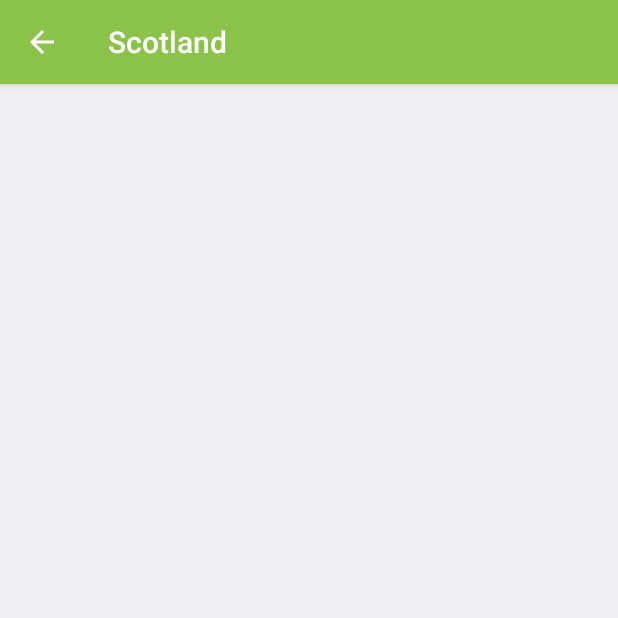
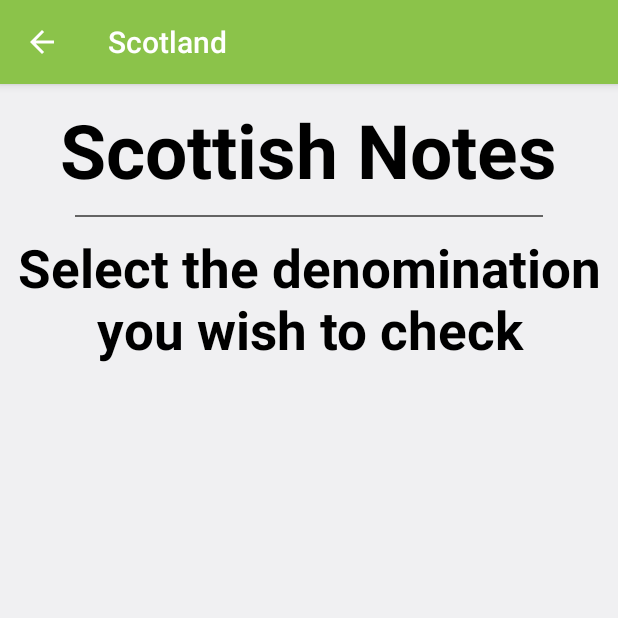
Before and after one commit to DominicClifford/BankNoteChecker, an Android app: the Page_Scotland screen opened directly, with no data from a screen before it, on a phone screen of 412 x 824 dp, the top half of it. Run offline under Robolectric (Android 15) with nearby library versions, the phone set to English and light mode, and no system bars.

Commit message:
Content Added to Scottish page

```diff
--- a/app/src/main/java/com/example/banknotechecker/Page_Home.java
+++ b/app/src/main/java/com/example/banknotechecker/Page_Home.java
@@ -47,6 +47,7 @@ public class Page_Home extends AppCompatActivity {
             }
         });
 
+
     }
 
 
--- a/app/src/main/res/layout/page_scotland.xml
+++ b/app/src/main/res/layout/page_scotland.xml
@@ -1,10 +1,57 @@
 <?xml version="1.0" encoding="utf-8"?>
-<android.support.constraint.ConstraintLayout
-    xmlns:android="http://schemas.android.com/apk/res/android"
+<android.support.constraint.ConstraintLayout xmlns:android="http://schemas.android.com/apk/res/android"
     xmlns:tools="http://schemas.android.com/tools"
     android:layout_width="match_parent"
     android:layout_height="match_parent"
+    xmlns:app="http://schemas.android.com/apk/res-auto"
     tools:context=".Page_Scotland"
     android:background="@color/background">
 
+    <ScrollView
+        android:layout_width="match_parent"
+        android:layout_height="match_parent">
+
+        <LinearLayout
+            android:layout_width="match_parent"
+            android:layout_height="wrap_content"
+            android:orientation="vertical"
+            android:gravity="center"
+            app:layout_constraintTop_toTopOf="parent">
+
+            <TextView
+                android:layout_width="wrap_content"
+                android:layout_height="wrap_content"
+                android:layout_marginTop="10dp"
+                android:text="@string/TitleScot"
+                android:textAlignment="center"
+                android:textColor="@color/textColour"
+                android:textSize="50sp"
+                android:textStyle="bold"/>
+
+            <View
+                android:layout_width="wrap_content"
+                android:layout_height="1dp"
+                android:layout_marginHorizontal="50dp"
+                android:layout_marginTop="10dp"
+                android:background="@color/dividingLine"
+                tools:ignore="UnusedAttribute" />
+
+            <TextView
+                android:layout_width="wrap_content"
+                android:layout_height="wrap_content"
+                android:layout_marginTop="10dp"
+                android:text="@string/WTDScot"
+                android:textAlignment="center"
+                android:textColor="@color/textColour"
+                android:textSize="35sp"
+                android:textStyle="bold" />
+
+        </LinearLayout>
+
+    </ScrollView>
+
+
+
+
+
 </android.support.constraint.ConstraintLayout>
--- a/app/src/main/res/values/strings_scotland.xml
+++ b/app/src/main/res/values/strings_scotland.xml
@@ -1,4 +1,6 @@
 <?xml version="1.0" encoding="utf-8"?>
 <resources>
     <string name="scotland">Scotland</string>
+    <string name="TitleScot">Scottish Notes</string>
+    <string name="WTDScot">Select the denomination you wish to check</string>
 </resources>
```
Also changed, not shown: app/src/main/res/layout/page_england.xml (indentation only), app/src/main/res/layout/page_home.xml (indentation only).
